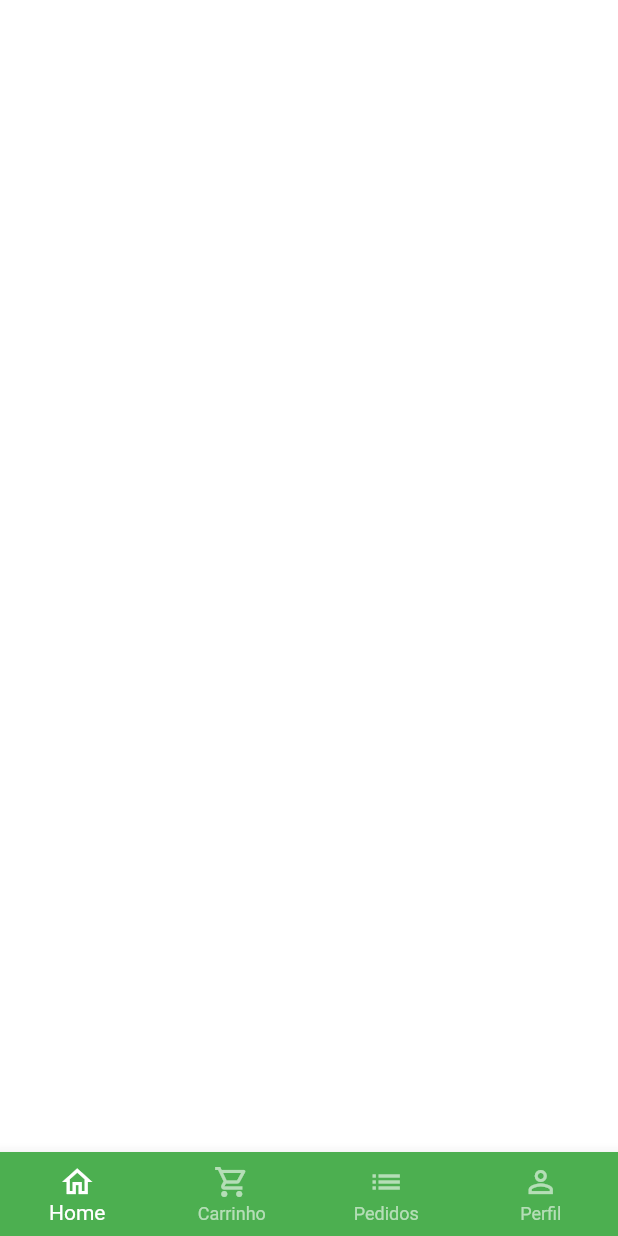
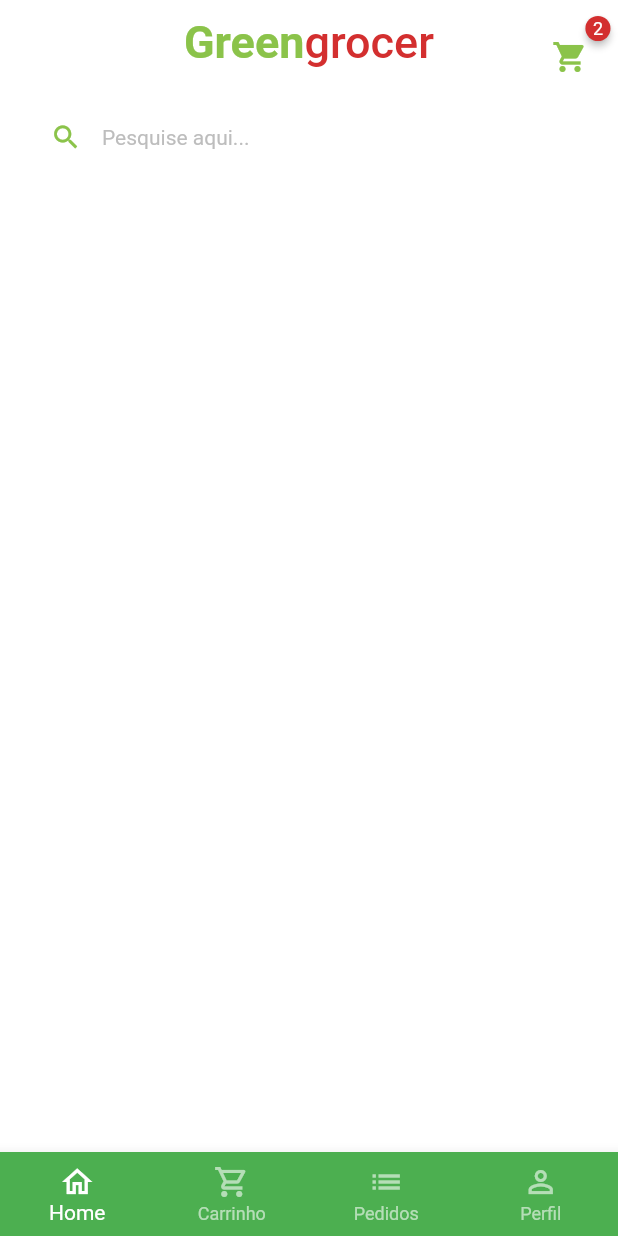
Before and after one commit to LuizMauro/flutter-mobile-shop, a Flutter app: the screen it shows after launch, after a tap on "Entrar", on a phone screen of 412 x 824 dp. Run offline on Flutter 3.47's test engine with Material 2 defaults, Android fonts, the phone set to English and light mode, and no system bars; drawn by our look-alikes of badges; our stand-ins replace animated_text_kit, mask_text_input_formatter.

Commit message:
added nameApp, cartButton and search field

```diff
--- a/lib/main.dart
+++ b/lib/main.dart
@@ -13,7 +13,10 @@ class MyApp extends StatelessWidget {
   Widget build(BuildContext context) {
     return MaterialApp(
       title: 'Flutter Demo',
-      theme: ThemeData(primarySwatch: Colors.green),
+      theme: ThemeData(
+        primarySwatch: Colors.green,
+        scaffoldBackgroundColor: Colors.white.withAlpha(190),
+      ),
       debugShowCheckedModeBanner: false,
       home: const SignInScreen(),
     );
--- /dev/null
+++ b/lib/src/auth/components/name_app.dart
@@ -0,0 +1,39 @@
+import 'package:flutter/material.dart';
+
+import '../../config/custom_colors.dart';
+
+class NameApp extends StatelessWidget {
+  final double fontSize;
+  final Color colorTitle;
+
+  const NameApp({
+    super.key,
+    required this.fontSize,
+    required this.colorTitle,
+  });
+
+  @override
+  Widget build(BuildContext context) {
+    return Text.rich(
+      TextSpan(
+        style: TextStyle(fontSize: fontSize),
+        children: [
+          TextSpan(
+            text: 'Green',
+            style: TextStyle(
+              color: colorTitle,
+              fontWeight: FontWeight.bold,
+            ),
+          ),
+          TextSpan(
+            text: 'grocer',
+            style: TextStyle(
+              color: CustomColors.customContrastColor,
+              fontSize: fontSize,
+            ),
+          ),
+        ],
+      ),
+    );
+  }
+}
--- a/lib/src/auth/sign_in_screen.dart
+++ b/lib/src/auth/sign_in_screen.dart
@@ -4,6 +4,8 @@ import 'package:teste/src/auth/components/custom_text_field.dart';
 import 'package:teste/src/auth/sign_up_screen.dart';
 import 'package:teste/src/base/base_screen.dart';
 import 'package:teste/src/config/custom_colors.dart';
+
+import 'components/name_app.dart';
 
 class SignInScreen extends StatelessWidget {
   const SignInScreen({super.key});
@@ -25,24 +27,9 @@ class SignInScreen extends StatelessWidget {
                   mainAxisAlignment: MainAxisAlignment.center,
                   children: [
                     //Nome do app
-                    Text.rich(
-                      TextSpan(
-                        style: const TextStyle(fontSize: 40),
-                        children: [
-                          const TextSpan(
-                            text: 'Green',
-                            style: TextStyle(
-                                color: Colors.white,
-                                fontWeight: FontWeight.bold),
-                          ),
-                          TextSpan(
-                            text: 'grocer',
-                            style: TextStyle(
-                                color: CustomColors.customContrastColor,
-                                fontSize: 35),
-                          ),
-                        ],
-                      ),
+                    const NameApp(
+                      fontSize: 40,
+                      colorTitle: Colors.white,
                     ),
                     //Animação categorias do app
                     SizedBox(
--- a/lib/src/base/base_screen.dart
+++ b/lib/src/base/base_screen.dart
@@ -1,4 +1,5 @@
 import 'package:flutter/material.dart';
+import 'package:teste/src/home/home_tab.dart';
 
 class BaseScreen extends StatefulWidget {
   const BaseScreen({super.key});
@@ -18,7 +19,7 @@ class _BaseScreenState extends State<BaseScreen> {
         physics: const NeverScrollableScrollPhysics(),
         controller: pageController,
         children: [
-          Container(color: Colors.white),
+          const HomeTab(),
           Container(color: Colors.blueAccent),
           Container(color: Colors.yellow),
           Container(color: Colors.green),
--- /dev/null
+++ b/lib/src/home/home_tab.dart
@@ -0,0 +1,97 @@
+import 'package:flutter/material.dart';
+import 'package:badges/badges.dart' as badges;
+
+import '../auth/components/name_app.dart';
+import '../config/custom_colors.dart';
+
+class HomeTab extends StatelessWidget {
+  const HomeTab({super.key});
+
+  @override
+  Widget build(BuildContext context) {
+    return Scaffold(
+      //app bar
+      appBar: AppBar(
+        backgroundColor: Colors.transparent,
+        elevation: 0,
+        centerTitle: true,
+        title: NameApp(
+          fontSize: 30,
+          colorTitle: CustomColors.customSwatchColor,
+        ),
+        actions: [
+          Padding(
+            padding: const EdgeInsets.only(
+              top: 15,
+              right: 15,
+            ),
+            child: GestureDetector(
+              onTap: () {},
+              child: badges.Badge(
+                badgeStyle: badges.BadgeStyle(
+                  badgeColor: CustomColors.customContrastColor,
+                ),
+                badgeContent: const Text(
+                  '2',
+                  style: TextStyle(
+                    color: Colors.white,
+                    fontSize: 12,
+                  ),
+                ),
+                child: Padding(
+                  padding: const EdgeInsets.only(
+                    top: 5,
+                    right: 5,
+                  ),
+                  child: Icon(
+                    Icons.shopping_cart,
+                    color: CustomColors.customSwatchColor,
+                  ),
+                ),
+              ),
+            ),
+          ),
+        ],
+      ),
+
+      body: Column(
+        children: [
+          // campo pesquisa
+          Padding(
+            padding: const EdgeInsets.symmetric(
+              horizontal: 20,
+              vertical: 10,
+            ),
+            child: TextFormField(
+              decoration: InputDecoration(
+                filled: true,
+                fillColor: Colors.white,
+                isDense: true,
+                hintText: 'Pesquise aqui...',
+                hintStyle: TextStyle(
+                  color: Colors.grey.shade400,
+                  fontSize: 14,
+                ),
+                prefixIcon: Icon(
+                  Icons.search,
+                  color: CustomColors.customSwatchColor,
+                  size: 21,
+                ),
+                border: OutlineInputBorder(
+                  borderRadius: BorderRadius.circular(60),
+                  borderSide: const BorderSide(
+                    width: 0,
+                    style: BorderStyle.none,
+                  ),
+                ),
+              ),
+            ),
+          ),
+          // categorias
+
+          //grid
+        ],
+      ),
+    );
+  }
+}
--- a/pubspec.yaml
+++ b/pubspec.yaml
@@ -37,6 +37,7 @@ dependencies:
   cupertino_icons: ^1.0.2
   animated_text_kit: ^4.2.2
   mask_text_input_formatter: ^2.4.0
+  badges: ^3.1.1
 
 dev_dependencies:
   flutter_test:
```
Also changed, not shown: pubspec.lock.
